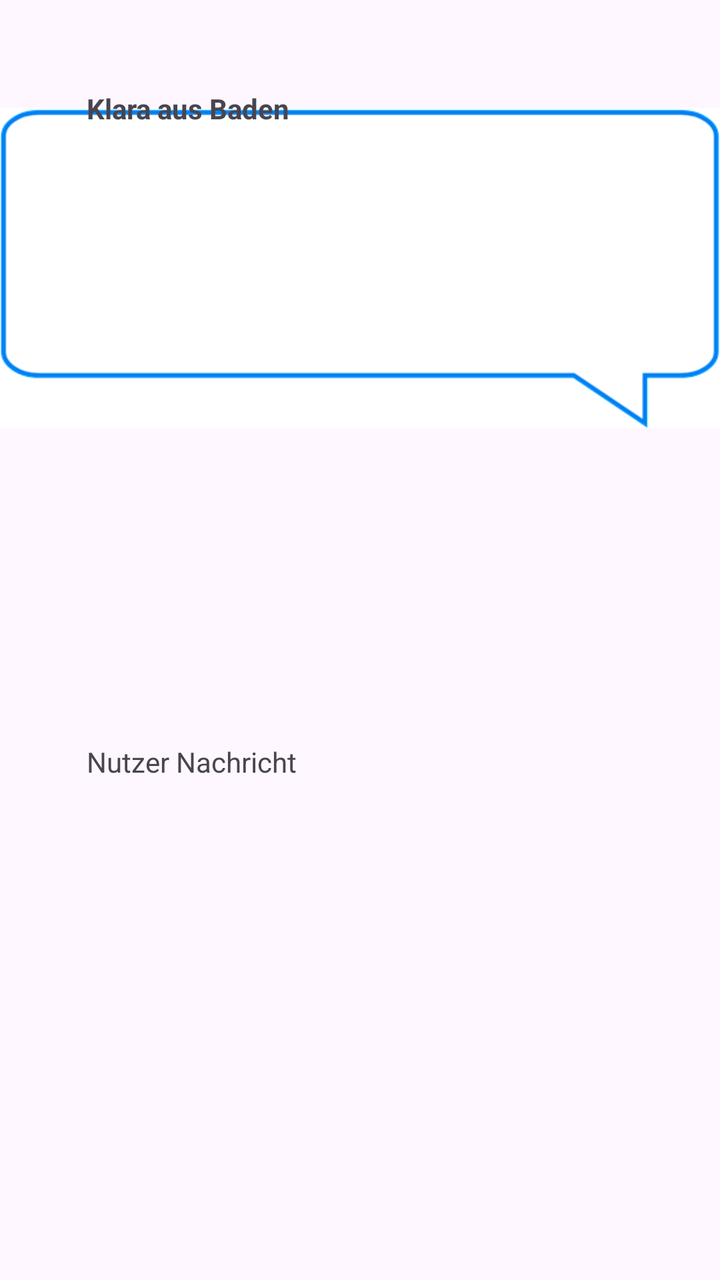
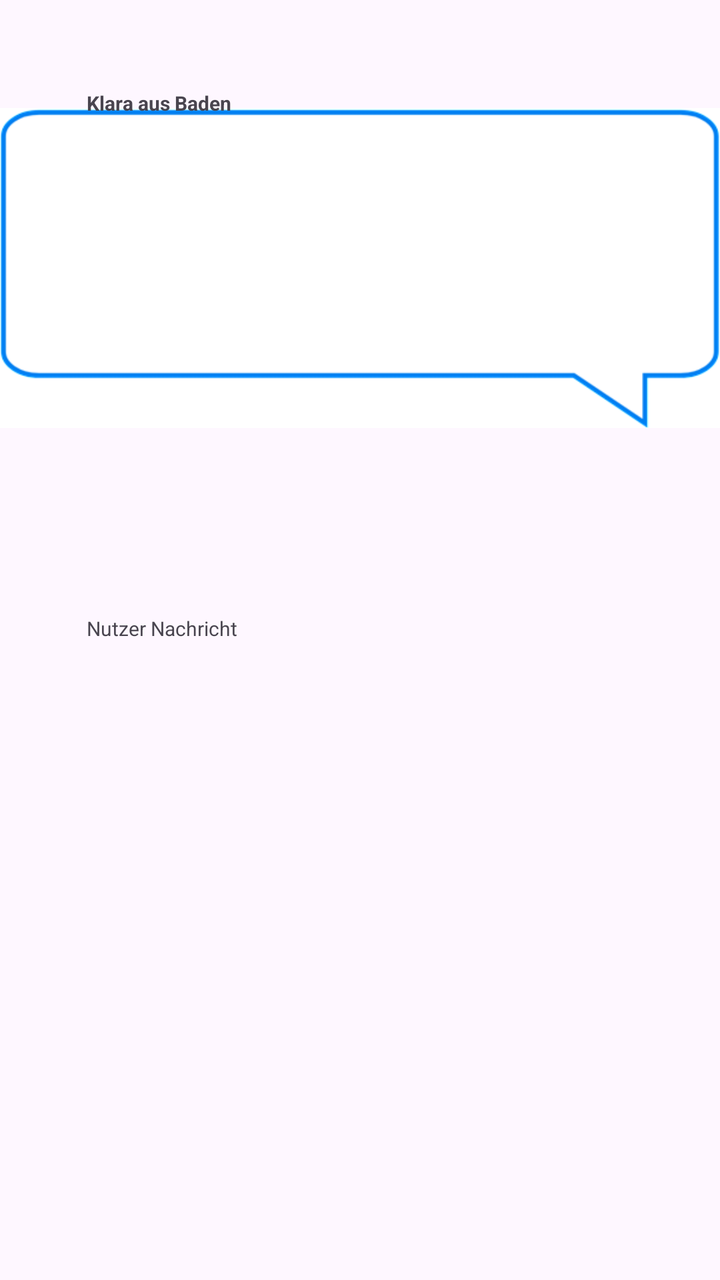

Before-and-after screenshots of an Android layout around one commit, followed by the original layout XML and the change that was made.
<!-- AndroidManifest.xml: application theme Theme.RadioApp -->
<!-- res/layout/fragment_chat_bubble.xml -->
<?xml version="1.0" encoding="utf-8"?>
<androidx.constraintlayout.widget.ConstraintLayout
    xmlns:android="http://schemas.android.com/apk/res/android"
    xmlns:app="http://schemas.android.com/apk/res-auto"
    android:id="@+id/main"
    android:layout_width="match_parent"
    android:layout_height="match_parent">

    <ImageView
        android:id="@+id/imageView"
        android:layout_width="wrap_content"
        android:layout_height="wrap_content"
        android:src="@drawable/chat_bubble"
        app:layout_constraintEnd_toEndOf="parent"
        app:layout_constraintHorizontal_bias="0.0"
        app:layout_constraintStart_toStartOf="parent"
        app:layout_constraintTop_toTopOf="parent" />

    <View
        android:id="@+id/spacerLeft"
        android:layout_width="0dp"
        android:layout_height="0dp"
        app:layout_constraintWidth_percent="0.12"
        app:layout_constraintStart_toStartOf="parent"
        app:layout_constraintTop_toTopOf="parent"
        app:layout_constraintBottom_toBottomOf="parent" />

    <View
        android:id="@+id/spacerInsideTop"
        android:layout_width="0dp"
        android:layout_height="0dp"
        app:layout_constraintEnd_toEndOf="@+id/imageView"
        app:layout_constraintHeight_percent="0.07"
        app:layout_constraintStart_toStartOf="parent"
        app:layout_constraintTop_toTopOf="parent" />

    
    <TextView
        android:id="@+id/textViewUser"
        android:text="Klara aus Baden"
        android:layout_width="0dp"
        android:layout_height="0dp"
        app:layout_constraintWidth_percent="0.8"
        app:layout_constraintHeight_percent="0.16"
        android:textStyle="bold"
        app:layout_constraintEnd_toEndOf="@+id/imageView"
        app:layout_constraintHorizontal_bias="0.0"
        app:layout_constraintStart_toEndOf="@+id/spacerLeft"
        app:layout_constraintTop_toBottomOf="@+id/spacerInsideTop" />

    <View
        android:id="@+id/spacerUserToRating"
        android:layout_width="0dp"
        android:layout_height="0dp"
        app:layout_constraintHeight_percent="0.000"
        app:layout_constraintTop_toBottomOf="@+id/textViewUser"
        app:layout_constraintStart_toStartOf="@+id/imageView"
        app:layout_constraintEnd_toEndOf="@+id/imageView" />

    

    

    <RatingBar
        android:id="@+id/ratingBarChatBubble"
        android:layout_width="wrap_content"
        android:layout_height="0dp"
        app:layout_constraintHeight_percent="0.35"
        android:max="5"
        android:numStars="5"
        app:layout_constraintStart_toStartOf="@+id/textViewUser"
        app:layout_constraintTop_toBottomOf="@+id/spacerUserToRating" />

    <View
        android:id="@+id/spacerRatingToMessage"
        android:layout_width="0dp"
        android:layout_height="0dp"
        app:layout_constraintEnd_toEndOf="@+id/imageView"
        app:layout_constraintHeight_percent="0.000"
        app:layout_constraintStart_toStartOf="@+id/imageView"
        app:layout_constraintTop_toBottomOf="@+id/ratingBarChatBubble" />


    
    <TextView
        android:id="@+id/textViewUserMessage"
        android:text="Nutzer Nachricht"
        android:layout_width="0dp"
        android:layout_height="0dp"
        app:layout_constraintWidth_percent="0.8"
        app:layout_constraintHeight_percent="0.16"
        app:layout_constraintEnd_toEndOf="@+id/imageView"
        app:layout_constraintHorizontal_bias="0.0"
        app:layout_constraintStart_toStartOf="@+id/textViewUser"
        app:layout_constraintTop_toBottomOf="@+id/spacerRatingToMessage" />

    <View
        android:id="@+id/spacerBottom"
        android:layout_width="0dp"
        android:layout_height="0dp"
        app:layout_constraintHeight_percent="0.03"
        app:layout_constraintTop_toBottomOf="@+id/textViewUserMessage"
        app:layout_constraintStart_toStartOf="@+id/imageView"
        app:layout_constraintEnd_toEndOf="@+id/imageView"
        app:layout_constraintBottom_toBottomOf="@+id/imageView" />

    <androidx.constraintlayout.widget.Guideline
        android:id="@+id/guideline"
        android:layout_width="wrap_content"
        android:layout_height="wrap_content"
        android:layout_marginStart="16dp"
        android:orientation="horizontal"
        app:layout_constraintGuide_begin="76dp"
        app:layout_constraintStart_toStartOf="parent" />

</androidx.constraintlayout.widget.ConstraintLayout>
<!-- resources referenced by this layout -->
<resources>
  <!-- drawable chat_bubble: png bitmap (drawable, 5865 bytes) -->
  <style name="Theme.RadioApp" parent="Base.Theme.RadioApp" />
  <style name="Base.Theme.RadioApp" parent="Theme.Material3.DayNight.NoActionBar">
          
          
      </style>
</resources>

<!-- the commit's change to res/layout/fragment_chat_bubble.xml (unified diff, before → after) -->
@@ -37,16 +37,17 @@
     
     <TextView
         android:id="@+id/textViewUser"
-        android:text="Klara aus Baden"
         android:layout_width="0dp"
         android:layout_height="0dp"
-        app:layout_constraintWidth_percent="0.8"
-        app:layout_constraintHeight_percent="0.16"
+        android:text="Klara aus Baden"
+        android:textSize="10sp"
         android:textStyle="bold"
         app:layout_constraintEnd_toEndOf="@+id/imageView"
+        app:layout_constraintHeight_percent="0.16"
         app:layout_constraintHorizontal_bias="0.0"
         app:layout_constraintStart_toEndOf="@+id/spacerLeft"
-        app:layout_constraintTop_toBottomOf="@+id/spacerInsideTop" />
+        app:layout_constraintTop_toBottomOf="@+id/spacerInsideTop"
+        app:layout_constraintWidth_percent="0.8" />
 
     <View
         android:id="@+id/spacerUserToRating"
@@ -57,60 +58,39 @@
         app:layout_constraintStart_toStartOf="@+id/imageView"
         app:layout_constraintEnd_toEndOf="@+id/imageView" />
 
-    
-
-    
-
     <RatingBar
         android:id="@+id/ratingBarChatBubble"
         android:layout_width="wrap_content"
         android:layout_height="0dp"
-        app:layout_constraintHeight_percent="0.35"
         android:max="5"
         android:numStars="5"
+        android:scaleX="0.6"
+        android:scaleY="0.6"
+        android:transformPivotX="0dp"
+        android:transformPivotY="0dp"
+        app:layout_constraintHeight_percent="0.35"
         app:layout_constraintStart_toStartOf="@+id/textViewUser"
         app:layout_constraintTop_toBottomOf="@+id/spacerUserToRating" />
 
     <View
-        android:id="@+id/spacerRatingToMessage"
+        android:id="@+id/spacerUserToMessage"
         android:layout_width="0dp"
         android:layout_height="0dp"
-        app:layout_constraintEnd_toEndOf="@+id/imageView"
-        app:layout_constraintHeight_percent="0.000"
+        app:layout_constraintHeight_percent="0.25"
+        app:layout_constraintTop_toBottomOf="@+id/textViewUser"
         app:layout_constraintStart_toStartOf="@+id/imageView"
-        app:layout_constraintTop_toBottomOf="@+id/ratingBarChatBubble" />
+        app:layout_constraintEnd_toEndOf="@+id/spacerUserToRating" />
 
-
-    
     <TextView
         android:id="@+id/textViewUserMessage"
+        android:layout_width="0dp"
+        android:layout_height="wrap_content"
         android:text="Nutzer Nachricht"
-        android:layout_width="0dp"
-        android:layout_height="0dp"
-        app:layout_constraintWidth_percent="0.8"
-        app:layout_constraintHeight_percent="0.16"
+        android:textSize="10sp"
         app:layout_constraintEnd_toEndOf="@+id/imageView"
         app:layout_constraintHorizontal_bias="0.0"
         app:layout_constraintStart_toStartOf="@+id/textViewUser"
-        app:layout_constraintTop_toBottomOf="@+id/spacerRatingToMessage" />
-
-    <View
-        android:id="@+id/spacerBottom"
-        android:layout_width="0dp"
-        android:layout_height="0dp"
-        app:layout_constraintHeight_percent="0.03"
-        app:layout_constraintTop_toBottomOf="@+id/textViewUserMessage"
-        app:layout_constraintStart_toStartOf="@+id/imageView"
-        app:layout_constraintEnd_toEndOf="@+id/imageView"
-        app:layout_constraintBottom_toBottomOf="@+id/imageView" />
-
-    <androidx.constraintlayout.widget.Guideline
-        android:id="@+id/guideline"
-        android:layout_width="wrap_content"
-        android:layout_height="wrap_content"
-        android:layout_marginStart="16dp"
-        android:orientation="horizontal"
-        app:layout_constraintGuide_begin="76dp"
-        app:layout_constraintStart_toStartOf="parent" />
+        app:layout_constraintTop_toBottomOf="@+id/spacerUserToMessage"
+        app:layout_constraintWidth_percent="0.78" />
 
 </androidx.constraintlayout.widget.ConstraintLayout>
